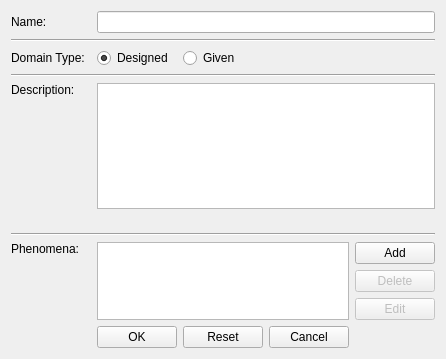
Before: the Qt Designer form editdomain.ui in mtkloepf/ProF, drawn with Qt 5.
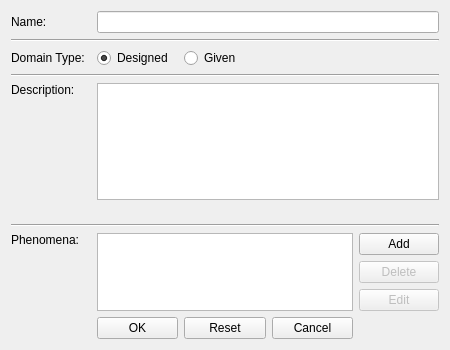
After: the same form once the commit is applied.

What changed in the file:
```diff
--- a/editdomain.ui
+++ b/editdomain.ui
@@ -6,8 +6,8 @@
    <rect>
     <x>0</x>
     <y>0</y>
-    <width>439</width>
-    <height>359</height>
+    <width>450</width>
+    <height>350</height>
    </rect>
   </property>
   <property name="windowTitle">
```
